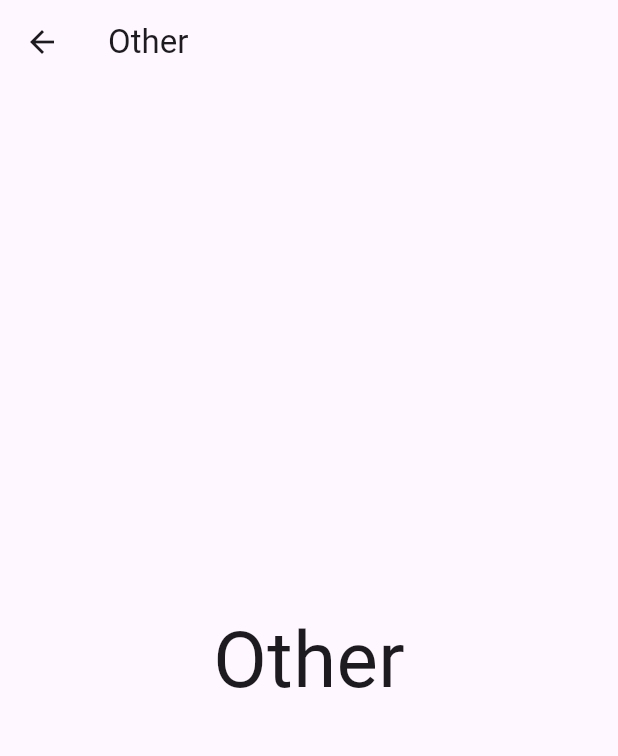
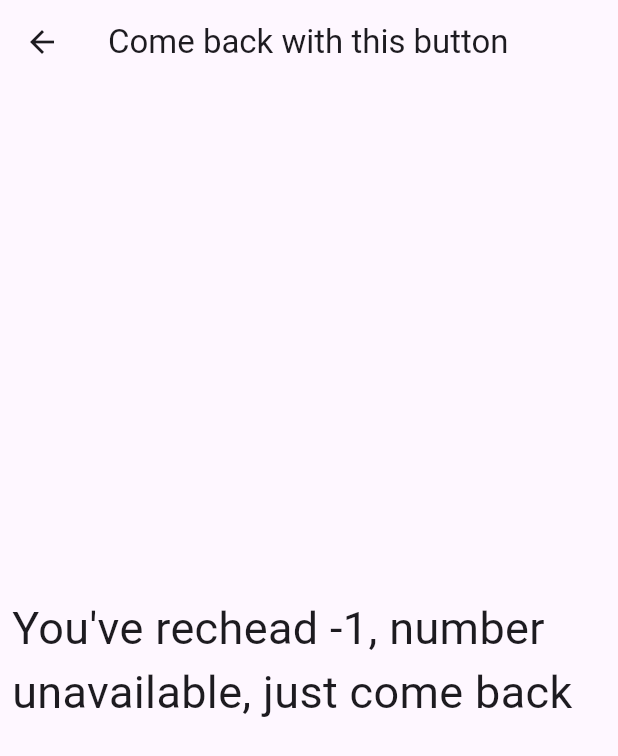
Before and after one commit to e-medeiros1/my_counter_cubit, a Flutter app: the OtherPage screen opened directly, on a phone screen of 412 x 824 dp. Shown: the top 756 px of the screen. Run offline on Flutter 3.47's test engine with Material 3 defaults, Android fonts, the phone set to English and light mode, and no system bars; our stand-ins replace bloc, equatable, flutter_bloc.

```diff
--- /dev/null
+++ b/devtools_options.yaml
@@ -0,0 +1 @@
+extensions:
--- a/lib/other_page.dart
+++ b/lib/other_page.dart
@@ -7,12 +7,17 @@ class OtherPage extends StatelessWidget {
   Widget build(BuildContext context) {
     return Scaffold(
       appBar: AppBar(
-        title: const Text('Other'),
+        title: const Text('Come back with this button'),
       ),
-      body: const Center(
-        child: Text(
-          'Other',
-          style: TextStyle(fontSize: 52.0),
+      body: const Padding(
+        padding: EdgeInsets.all(8.0),
+        child: Center(
+          child: Text(
+            'You\'ve rechead -1, number unavailable, just come back',
+            style: TextStyle(
+              fontSize: 30.0,
+            ),
+          ),
         ),
       ),
     );
```
Also changed, not shown: lib/main.dart (+1 -60 lines), lib/my_home_page.dart (added, +64 -0 lines), pubspec.lock.
